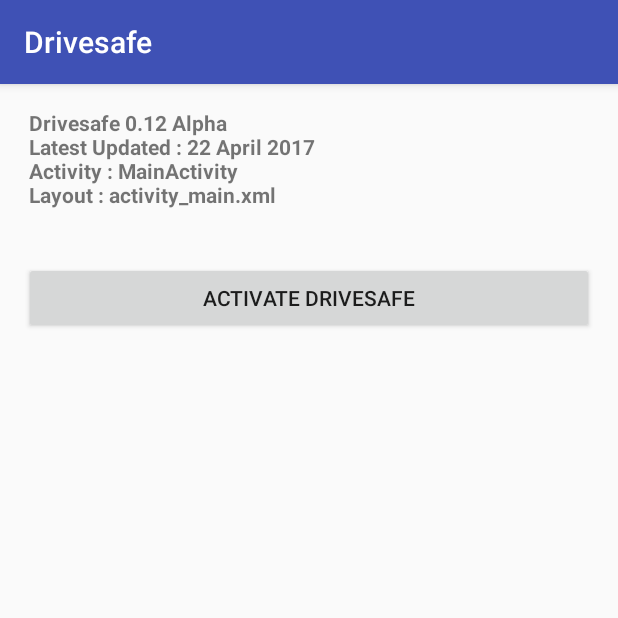
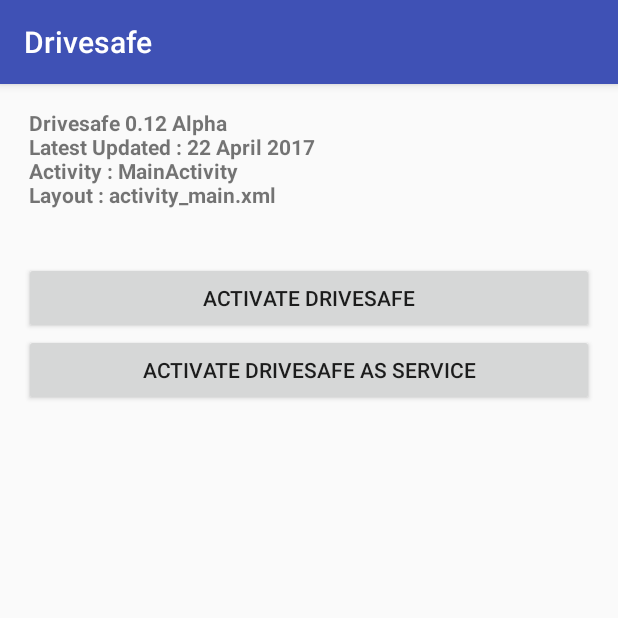
Before and after one commit to Nata8ify/Drivesafe-App-Driver, an Android app: the MainActivity screen opened directly, with no data from a screen before it, on a phone screen of 412 x 824 dp, the top half of it. Run offline under Robolectric (Android 15) with nearby library versions, the phone set to English and light mode, and no system bars; our stand-ins replace ButterKnife; libraries missing offline, so code that uses them is left out: com.github.pires.obd.

Commit message:
[*] Build Drivesafe Service
> But totally work same the previous module activator.
> Still not a 100% background running.

```diff
--- a/app/src/main/AndroidManifest.xml
+++ b/app/src/main/AndroidManifest.xml
@@ -19,11 +19,11 @@
         <activity android:name=".LoginActivity">
             <intent-filter>
                 <action android:name="android.intent.action.MAIN" />
-
                 <category android:name="android.intent.category.LAUNCHER" />
             </intent-filter>
         </activity>
         <activity android:name=".MainActivity"></activity>
+        <service android:name=".services.CrashDetectionService" android:exported="false"></service>
     </application>
 
 </manifest>
--- a/app/src/main/java/com/senior/g40/drivesafe/MainActivity.java
+++ b/app/src/main/java/com/senior/g40/drivesafe/MainActivity.java
@@ -1,24 +1,20 @@
 package com.senior.g40.drivesafe;
 
 import android.Manifest;
-import android.app.Activity;
-import android.content.Context;
 import android.content.Intent;
-import android.location.Location;
-import android.location.LocationListener;
-import android.location.LocationManager;
 import android.net.Uri;
 import android.os.Bundle;
-import android.provider.Settings;
 import android.support.annotation.NonNull;
 import android.support.v4.app.ActivityCompat;
 import android.support.v7.app.AppCompatActivity;
 import android.view.View;
 import android.widget.Button;
+import android.widget.LinearLayout;
 import android.widget.TextView;
 import android.widget.Toast;
 
 import com.senior.g40.drivesafe.engines.CrashingSensorEngines;
+import com.senior.g40.drivesafe.services.CrashDetectionService;
 import com.senior.g40.drivesafe.utils.LocationUtils;
 
 import butterknife.BindView;
@@ -27,10 +23,17 @@ import butterknife.OnClick;
 
 public class MainActivity extends AppCompatActivity {
 
+
+    @BindView(R.id.txt_gs)
+    TextView txtGs;
+    @BindView(R.id.txt_app)
+    TextView txtApp;
     @BindView(R.id.btn_activeDrivesafe)
     Button btnActiveDrivesafe;
-    @BindView(R.id.txt_gs)
-    TextView txtGs;
+    @BindView(R.id.btn_activeDrivesafeService)
+    Button btnActiveDrivesafeService;
+    @BindView(R.id.activity_main)
+    LinearLayout activityMain;
 
     private CrashingSensorEngines crashingSensorEngines;
 
@@ -42,16 +45,36 @@ public class MainActivity extends AppCompatActivity {
         validatePermission();
         crashingSensorEngines = CrashingSensorEngines.getInstance(this);
         crashingSensorEngines.setTxtviewOut(txtGs);
+
+    }
+
+    private int activateServiceState;
+    @Override
+    protected void onResume() {
+        super.onResume();
         txtGs.setOnClickListener(new View.OnClickListener() {
             @Override
             public void onClick(View v) {
                 startActivity(new Intent(Intent.ACTION_VIEW, Uri.parse(LocationUtils.getInstance(MainActivity.this).getMapUri())));
             }
         });
+        btnActiveDrivesafeService.setOnClickListener(new View.OnClickListener() {
+            @Override
+            public void onClick(View v) {
+                if(1 - activateServiceState == 1){
+                    activateServiceState = 1;
+                    startService(new Intent(MainActivity.this, CrashDetectionService.class));
+                    btnActiveDrivesafeService.setText(R.string.main_drvpauseserv);
+                } else {
+                    btnActiveDrivesafeService.setText(R.string.main_drvactiveserv);
+                    activateServiceState = 0;
+                    stopService(new Intent(MainActivity.this, CrashDetectionService.class));
+                }
+            }
+        });
     }
 
     private int activateState;
-
     @OnClick(R.id.btn_activeDrivesafe)
     public void onClick() {
         activateState = 1 - activateState;
@@ -66,15 +89,16 @@ public class MainActivity extends AppCompatActivity {
     }
 
 
-    public void validatePermission(){
+    public void validatePermission() {
         // Performs Permission Checking.
         ActivityCompat.requestPermissions(this, new String[]{Manifest.permission.ACCESS_FINE_LOCATION}, GRANT_FINE_LOCATION);
     }
 
     private final int GRANT_FINE_LOCATION = 1;
+
     @Override
     public void onRequestPermissionsResult(int requestCode, @NonNull String[] permissions, @NonNull int[] grantResults) {
-        if(grantResults[0] == RESULT_CANCELED) {
+        if (grantResults[0] == RESULT_CANCELED) {
             switch (requestCode) {
                 case GRANT_FINE_LOCATION:
                     break;
@@ -85,7 +109,7 @@ public class MainActivity extends AppCompatActivity {
         }
     }
 
-    public void toast(String msg){
+    public void toast(String msg) {
         Toast.makeText(this, msg, Toast.LENGTH_LONG).show();
     }
 }
--- a/app/src/main/res/layout/activity_main.xml
+++ b/app/src/main/res/layout/activity_main.xml
@@ -33,5 +33,11 @@
             android:layout_width="match_parent"
             android:layout_height="wrap_content"
             android:text="@string/main_drvactive" />
+
+        <Button
+            android:id="@+id/btn_activeDrivesafeService"
+            android:layout_width="match_parent"
+            android:layout_height="wrap_content"
+            android:text="@string/main_drvactiveserv" />
     </LinearLayout>
 </LinearLayout>
--- a/app/src/main/res/values/strings.xml
+++ b/app/src/main/res/values/strings.xml
@@ -10,7 +10,9 @@
 
     <!--Main-->
     <string name="main_drvactive">Activate Drivesafe</string>
+    <string name="main_drvactiveserv">Activate Drivesafe As Service</string>
     <string name="main_drvdeactive">Deactivate Drivesafe</string>
+    <string name="main_drvpauseserv">Pause Drivesafe Service</string>
 
     <!--Simple-->
     <string name="ok">OKAY</string>
```
Also changed, not shown: app/src/main/java/com/senior/g40/drivesafe/services/CrashDetectionService.java (added, +80 -0 lines).
